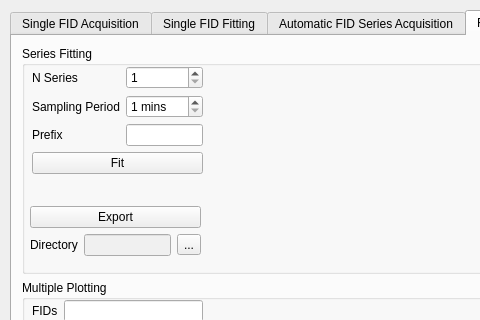
Old version of the form daq_ui.ui in the repository isispolneut/flynn_nmr_control; both pictures show x 0 to 480 and y 0 to 320 of the 791 by 539 pixel window.
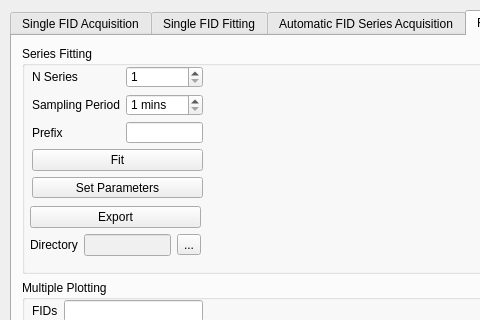
New version of the form. The open tabs and pages were chosen to show the change.

Commit message: Added parameters dialog button to the series fitting panel

```diff
--- a/daq_ui.ui
+++ b/daq_ui.ui
@@ -1170,7 +1170,7 @@
             <x>10</x>
             <y>20</y>
             <width>171</width>
-            <height>111</height>
+            <height>132</height>
            </rect>
           </property>
           <layout class="QGridLayout" name="gridLayout_5">
@@ -1237,6 +1237,13 @@
            <item row="2" column="1">
             <widget class="QLineEdit" name="afid_file_prefix"/>
            </item>
+           <item row="4" column="0" colspan="2">
+            <widget class="QPushButton" name="fid_series_params_button">
+             <property name="text">
+              <string>Set Parameters</string>
+             </property>
+            </widget>
+           </item>
           </layout>
          </widget>
          <widget class="QWidget" name="layoutWidget">
```
The commit also changes 3 other files.
